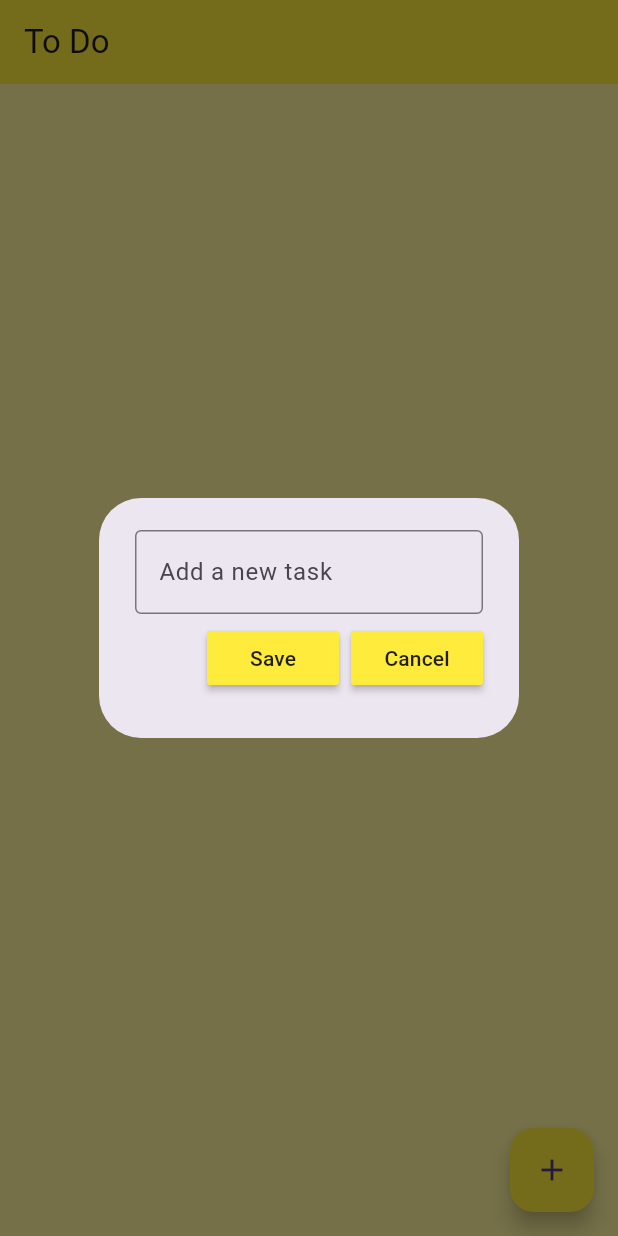
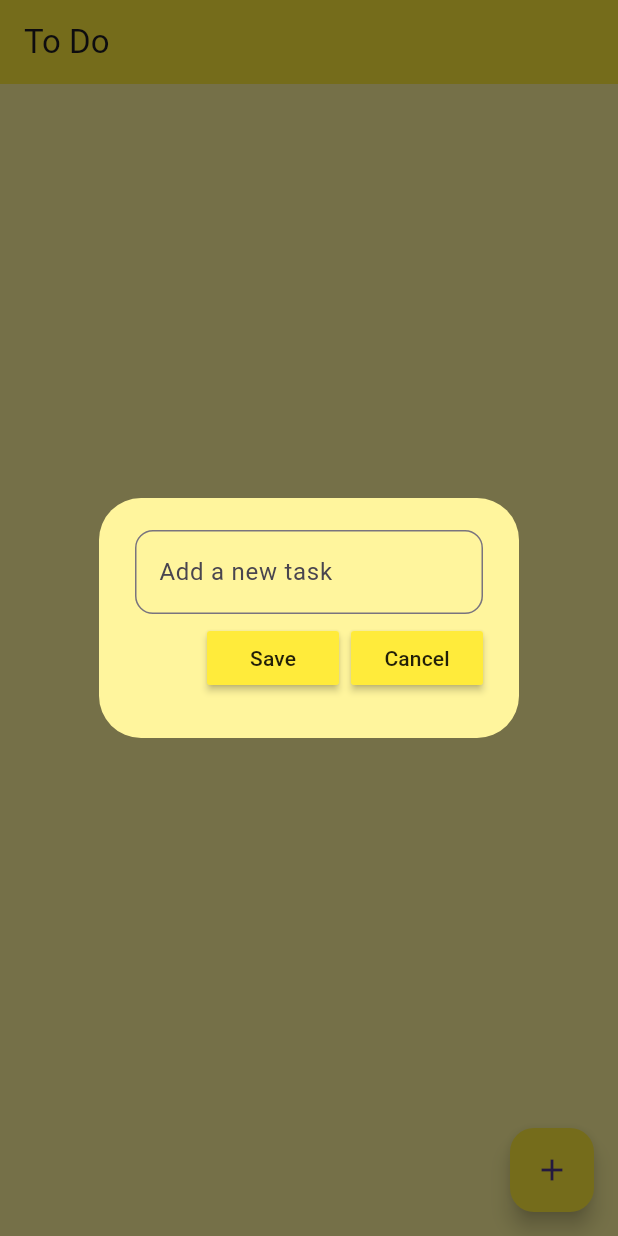
Before and after one commit to swu628/cs732-assignment-flutter-todolist, a Flutter app: the screen it shows after launch, after a tap on the "add" icon, on a phone screen of 412 x 824 dp. Run offline on Flutter 3.47's test engine with Material 3 defaults, Android fonts, the phone set to English and light mode, and no system bars; our stand-ins replace hive_flutter; accounts and stored records are empty.

Commit message:
fixed position of delete icon

```diff
--- a/app/lib/util/dialog_box.dart
+++ b/app/lib/util/dialog_box.dart
@@ -16,6 +16,7 @@ class DialogBox extends StatelessWidget {
   @override
   Widget build(BuildContext context) {
     return AlertDialog(
+      backgroundColor: Colors.yellow[200],
       content: Container(
         height: 120,
         child: Column(
@@ -25,7 +26,9 @@ class DialogBox extends StatelessWidget {
             TextField(
               controller: controller,
               decoration: InputDecoration(
-                border: OutlineInputBorder(),
+                border: OutlineInputBorder(
+                  borderRadius: BorderRadius.circular(12),
+                ),
                 hintText: "Add a new task",
               ),
             ),
--- a/app/lib/util/todo_tile.dart
+++ b/app/lib/util/todo_tile.dart
@@ -37,7 +37,7 @@ class ToDoTile extends StatelessWidget {
             ),
 
             // Task name
-            Flexible(
+            Expanded(
               // Allows the text to occupy the remaining space
               child: Text(
                 taskName,
@@ -54,6 +54,7 @@ class ToDoTile extends StatelessWidget {
               onPressed: () => deleteFunction
                   ?.call(context), // Call deleteFunction with context
               icon: Icon(Icons.close), // Wrap Icons.delete in an Icon widget
+              tooltip: 'Delete Task', // Provide a tooltip for delete icon
             ),
           ],
         ),
```
